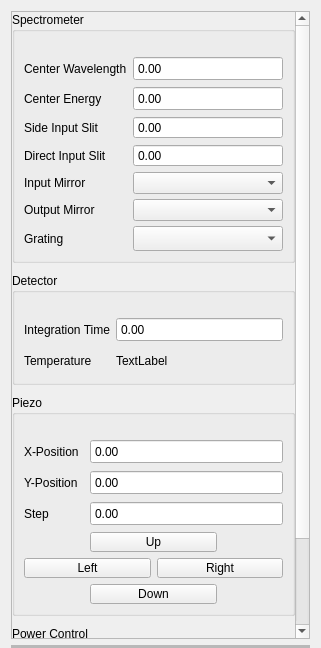
Old version of the form MeasurementComponents/dashboard/dashboard.ui in the repository ge23jud/Specdracula.
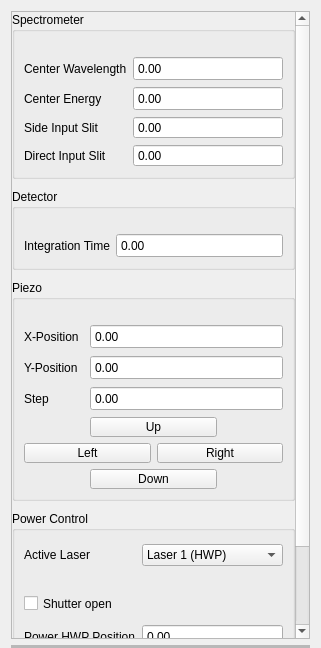
New version of the form.

Commit message:
Add Thorlabs KLS laser hardware module and power axis adapters
Also includes PowerCalibration/Spotsize/dashboard/Photoluminescence
widget and UI updates, Andor CCD fix, and removal of stale pixel
correction file.

Patch:
```diff
--- a/MeasurementComponents/dashboard/dashboard.ui
+++ b/MeasurementComponents/dashboard/dashboard.ui
@@ -102,16 +102,6 @@
             </property>
            </widget>
           </item>
-          <item row="7" column="1">
-           <widget class="QComboBox" name="OutputMirror_ComboBox"/>
-          </item>
-          <item row="7" column="0">
-           <widget class="QLabel" name="label_7">
-            <property name="text">
-             <string>Output Mirror</string>
-            </property>
-           </widget>
-          </item>
           <item row="1" column="0">
            <widget class="QLabel" name="label_18">
             <property name="text">
@@ -151,13 +141,6 @@
             </property>
            </widget>
           </item>
-          <item row="6" column="0">
-           <widget class="QLabel" name="label_5">
-            <property name="text">
-             <string>Input Mirror</string>
-            </property>
-           </widget>
-          </item>
           <item row="4" column="1">
            <widget class="QDoubleSpinBox" name="SideInputSlit_DoubleSpinBox">
             <property name="buttonSymbols">
@@ -220,32 +203,6 @@
             </property>
            </widget>
           </item>
-          <item row="8" column="0">
-           <widget class="QLabel" name="label_20">
-            <property name="text">
-             <string>Grating</string>
-            </property>
-           </widget>
-          </item>
-          <item row="8" column="1">
-           <widget class="QComboBox" name="Grating_ComboBox">
-            <property name="minimumSize">
-             <size>
-              <width>0</width>
-              <height>25</height>
-             </size>
-            </property>
-            <property name="maximumSize">
-             <size>
-              <width>16777215</width>
-              <height>25</height>
-             </size>
-            </property>
-           </widget>
-          </item>
-          <item row="6" column="1">
-           <widget class="QComboBox" name="InputMirror_ComboBox"/>
-          </item>
          </layout>
         </widget>
        </item>
@@ -273,25 +230,6 @@
           <property name="sizeConstraint">
            <enum>QLayout::SizeConstraint::SetDefaultConstraint</enum>
           </property>
-          <item row="2" column="1">
-           <widget class="QLabel" name="DetectorTemperature_Label">
-            <property name="sizePolicy">
-             <sizepolicy hsizetype="Expanding" vsizetype="Fixed">
-              <horstretch>0</horstretch>
-              <verstretch>0</verstretch>
-             </sizepolicy>
-            </property>
-            <property name="minimumSize">
-             <size>
-              <width>0</width>
-              <height>25</height>
-             </size>
-            </property>
-            <property name="text">
-             <string>TextLabel</string>
-            </property>
-           </widget>
-          </item>
           <item row="1" column="1">
            <widget class="QDoubleSpinBox" name="IntegrationTime_DoubleSpinBox">
             <property name="sizePolicy">
@@ -324,13 +262,6 @@
             </property>
            </widget>
           </item>
-          <item row="2" column="0">
-           <widget class="QLabel" name="label_4">
-            <property name="text">
-             <string>Temperature</string>
-            </property>
-           </widget>
-          </item>
           <item row="0" column="0" colspan="2">
            <spacer name="verticalSpacer_2">
             <property name="orientation">
@@ -562,6 +493,33 @@
           <property name="verticalSpacing">
            <number>6</number>
           </property>
+          <item row="0" column="0">
+           <widget class="QLabel" name="label_ActiveLaser">
+            <property name="minimumSize">
+             <size>
+              <width>0</width>
+              <height>30</height>
+             </size>
+            </property>
+            <property name="text">
+             <string>Active Laser</string>
+            </property>
+           </widget>
+          </item>
+          <item row="0" column="1">
+           <widget class="QComboBox" name="ActiveLaser_ComboBox">
+            <item>
+             <property name="text">
+              <string>Laser 1 (HWP)</string>
+             </property>
+            </item>
+            <item>
+             <property name="text">
+              <string>Laser 2 (KLS)</string>
+             </property>
+            </item>
+           </widget>
+          </item>
           <item row="3" column="0">
            <widget class="QLabel" name="label_11">
             <property name="minimumSize">
@@ -594,6 +552,51 @@
             </property>
            </widget>
           </item>
+          <item row="4" column="0" colspan="2">
+           <widget class="QCheckBox" name="Laser2On_CheckBox">
+            <property name="minimumSize">
+             <size>
+              <width>0</width>
+              <height>25</height>
+             </size>
+            </property>
+            <property name="text">
+             <string>Laser On</string>
+            </property>
+           </widget>
+          </item>
+          <item row="5" column="0">
+           <widget class="QLabel" name="label_Laser2Power">
+            <property name="minimumSize">
+             <size>
+              <width>0</width>
+              <height>30</height>
+             </size>
+            </property>
+            <property name="text">
+             <string>Laser 2 Power</string>
+            </property>
+           </widget>
+          </item>
+          <item row="5" column="1">
+           <widget class="QDoubleSpinBox" name="Laser2Power_DoubleSpinBox">
+            <property name="minimumSize">
+             <size>
+              <width>0</width>
+              <height>25</height>
+             </size>
+            </property>
+            <property name="focusPolicy">
+             <enum>Qt::FocusPolicy::StrongFocus</enum>
+            </property>
+            <property name="buttonSymbols">
+             <enum>QAbstractSpinBox::ButtonSymbols::NoButtons</enum>
+            </property>
+            <property name="suffix">
+             <string/>
+            </property>
+           </widget>
+          </item>
           <item row="2" column="0" colspan="2">
            <widget class="QCheckBox" name="Shutter_CheckBox">
             <property name="minimumSize">
@@ -603,7 +606,7 @@
              </size>
             </property>
             <property name="text">
-             <string>Excitation Shutter</string>
+             <string>Shutter open</string>
             </property>
            </widget>
           </item>
```
The commit also changes 23 other files.
